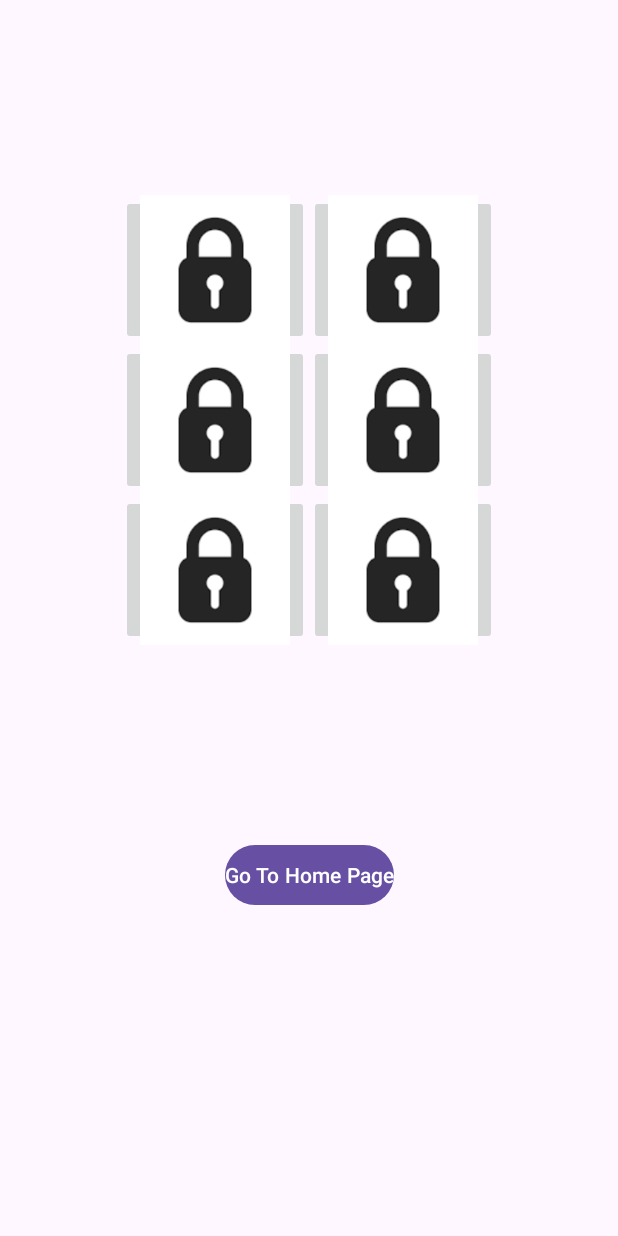
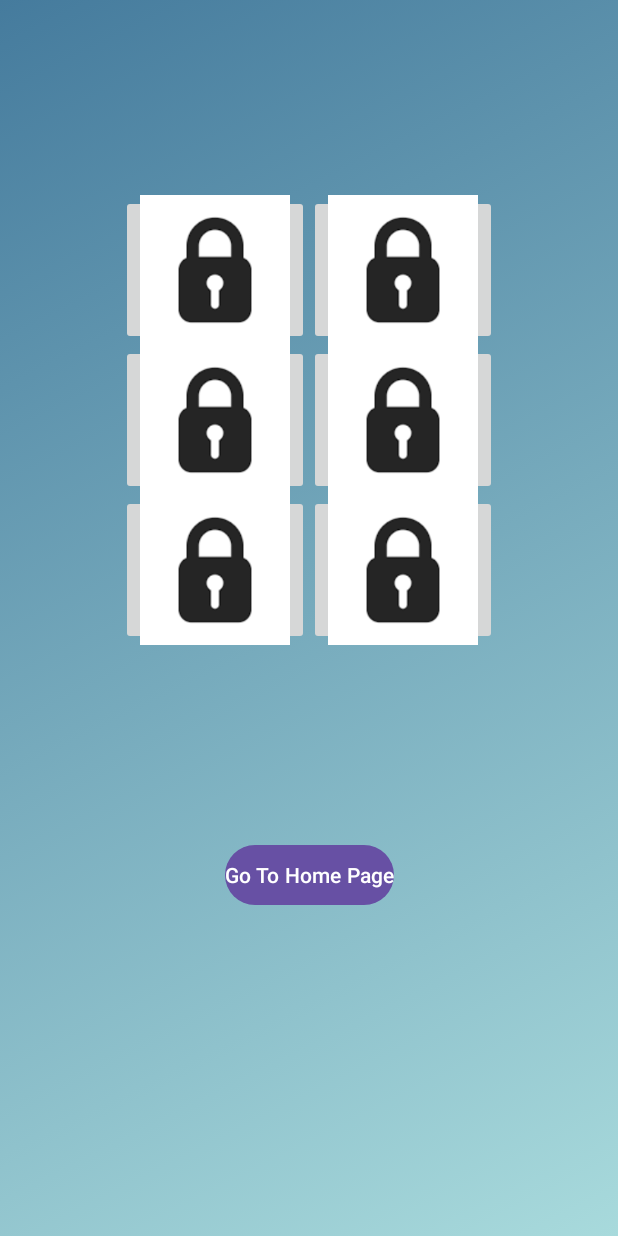
Before and after one commit to Sam-Zilli/Memory-Beats, an Android app: the RewardActivity screen opened directly, with no data from a screen before it, on a phone screen of 412 x 824 dp. Run offline under Robolectric (Android 15) with nearby library versions, the phone set to English and light mode, and no system bars.

Commit message:
Added background color to rewards activity and added puzzle pieces

```diff
--- a/app/src/main/java/edu/northeastern/cs5520finalproject/RewardActivity.java
+++ b/app/src/main/java/edu/northeastern/cs5520finalproject/RewardActivity.java
@@ -7,6 +7,7 @@ import android.content.SharedPreferences;
 import android.content.pm.ActivityInfo;
 import android.media.Image;
 import android.os.Bundle;
+import android.view.View;
 import android.widget.ImageButton;
 import android.widget.ImageView;
 import android.widget.TextView;
@@ -36,6 +37,11 @@ public class RewardActivity extends AppCompatActivity {
         Intent intent = new Intent(RewardActivity.this, MainActivity.class);
         startActivity(intent);
         finish();
+    }
+
+    public void returnToMainMenu(View view) {
+        Intent intent = new Intent(RewardActivity.this, MainActivity.class);
+        startActivity(intent);
     }
 
     public void loadImages() {
--- a/app/src/main/res/layout/activity_reward.xml
+++ b/app/src/main/res/layout/activity_reward.xml
@@ -4,6 +4,7 @@
     xmlns:tools="http://schemas.android.com/tools"
     android:layout_width="match_parent"
     android:layout_height="match_parent"
+    android:background="@drawable/background_2"
     tools:context=".RewardActivity">
 
     <ImageButton
@@ -81,15 +82,16 @@
 
     <Button
         android:id="@+id/button"
-        android:padding="0dp"
         android:layout_width="wrap_content"
         android:layout_height="wrap_content"
         android:layout_marginTop="342dp"
+        android:onClick="returnToMainMenu"
+        android:padding="0dp"
+        android:scaleType="centerCrop"
         android:text="Go To Home Page"
         app:layout_constraintBottom_toBottomOf="parent"
         app:layout_constraintEnd_toEndOf="parent"
         app:layout_constraintStart_toStartOf="parent"
-        android:scaleType="centerCrop"
         app:layout_constraintTop_toTopOf="parent" />
 
     <ImageButton
```
Also changed, not shown: app/src/main/res/drawable/puzzle_1.png (added), app/src/main/res/drawable/puzzle_2.png (added), app/src/main/res/drawable/puzzle_3.png (added), app/src/main/res/drawable/puzzle_4.png (added), app/src/main/res/drawable/puzzle_5.png (added), app/src/main/res/drawable/puzzle_6.png (added).
